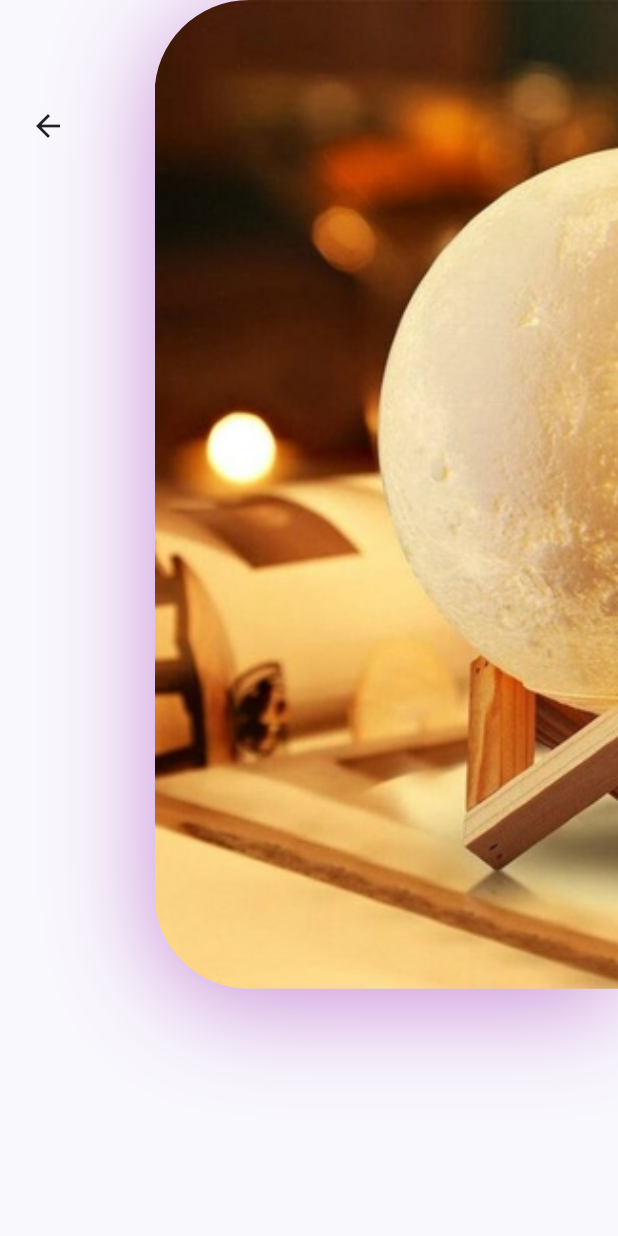
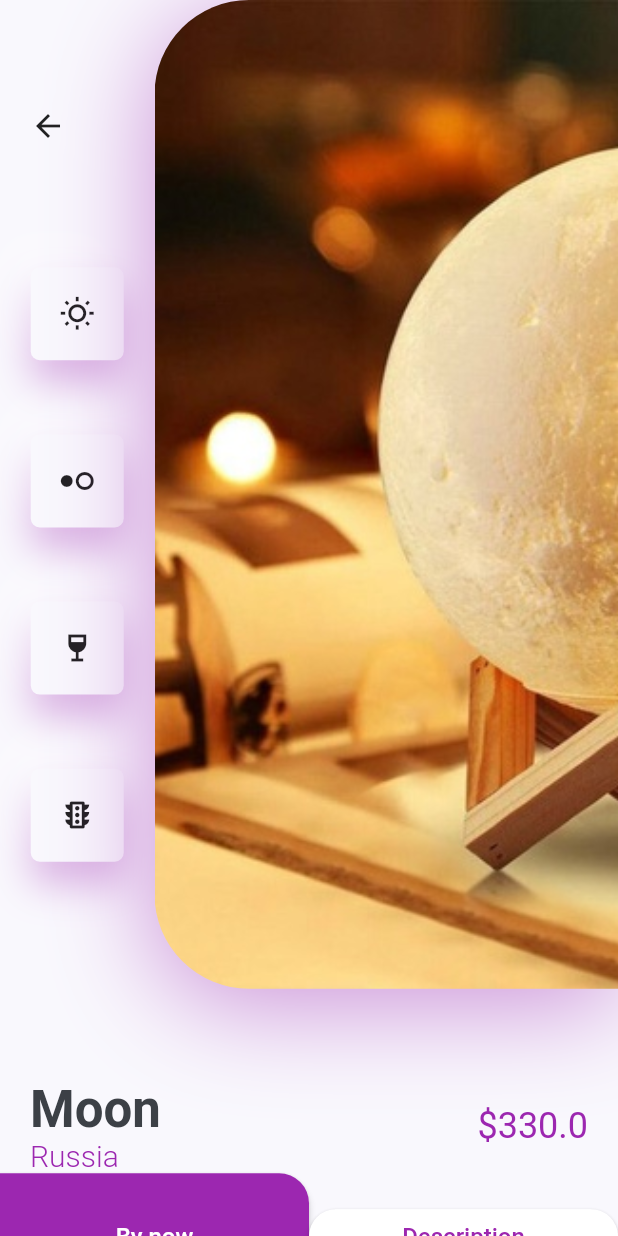
Before and after one commit to arrenaid/market_app, a Flutter app: the DetailsScreen screen opened directly, on a phone screen of 412 x 824 dp. Run offline on Flutter 3.47's test engine with Material 2 defaults, Android fonts, the phone set to English and light mode, and no system bars.

Commit message:
details screen

```diff
--- a/lib/screens/details/components/body.dart
+++ b/lib/screens/details/components/body.dart
@@ -1,6 +1,8 @@
 import 'package:flutter/cupertino.dart';
 import 'package:flutter/material.dart';
 import 'package:market_app/constants.dart';
+import 'image_and_icons.dart';
+import 'title_and_price.dart';
 
 class Body extends StatelessWidget {
   const Body({Key? key}) : super(key: key);
@@ -8,59 +10,55 @@ class Body extends StatelessWidget {
   @override
   Widget build(BuildContext context) {
     Size size = MediaQuery.of(context).size;
-    return Column(
-      children: [
-        SizedBox(
-          height: size.height * 0.8,
-          child: Row(
+    return SingleChildScrollView(
+      child: Column(
+        children: [
+          ImageAndIcons(size: size),
+          TitleAndPrice(
+            title: "Moon",
+            country: "Russia",
+            price: 330,
+          ),
+          Row(
             children: [
-              Expanded(
-                child: Padding(
-                  padding:
-                      const EdgeInsets.symmetric(vertical: kDefaultPadding * 3),
-                  child: Column(
-                    children: [
-                      Align(
-                        alignment: Alignment.topLeft,
-                        child: IconButton(
-                          padding:
-                              EdgeInsets.symmetric(horizontal: kDefaultPadding),
-                          icon: Icon(Icons.arrow_back),
-                          onPressed: () {
-                            Navigator.pop(context);
-                          },
+              SizedBox(
+                width: size.width/2,
+                height: 84,
+                child: ElevatedButton(
+                  onPressed: () {},
+                  child: Text("By now", style: TextStyle(
+                    color: Colors.white, fontSize: 16,
+                  ),),
+                  style: ElevatedButton.styleFrom(
+                    primary: kPrimaryColor,
+                    shape: RoundedRectangleBorder(
+                        borderRadius: BorderRadius.only(
+                            topRight: Radius.circular(20),
                         ),
-                      ),
-                      Spacer(),
-                    ],
+                    ),
                   ),
                 ),
               ),
-              Container(
-                height: size.height * 0.8,
-                width: size.width * 0.75,
-                decoration: BoxDecoration(
-                    borderRadius: BorderRadius.only(
-                      topLeft: Radius.circular(63),
-                      bottomLeft: Radius.circular(63),
+              Expanded(
+                child: ElevatedButton(
+                  onPressed: () {},
+                  child: Text("Description", style: TextStyle(
+                    color: kPrimaryColor, fontSize: 16,
+                  ),),
+                  style: ElevatedButton.styleFrom(
+                    primary: Colors.white,
+                    shape: RoundedRectangleBorder(
+                      borderRadius: BorderRadius.circular(20
+                      ),
                     ),
-                    boxShadow: [
-                      BoxShadow(
-                        offset: Offset(0, 10),
-                        blurRadius: 60,
-                        color: kPrimaryColor.withOpacity(0.50),
-                      ),
-                    ],
-                    image: DecorationImage(
-                      alignment: Alignment.centerLeft,
-                      fit: BoxFit.cover,
-                      image: AssetImage("assets/images/moon.jpg"),
-                    )),
+                  ),
+                ),
               )
             ],
           ),
-        ),
-      ],
+          //SizedBox(height: kDefaultPadding * 2),
+        ],
+      ),
     );
   }
 }
--- /dev/null
+++ b/lib/screens/details/components/icon_card.dart
@@ -0,0 +1,37 @@
+import 'package:flutter/material.dart';
+import 'package:market_app/constants.dart';
+class IconCard extends StatelessWidget {
+  const IconCard({
+    Key? key, required this.icon,
+  }) : super(key: key);
+
+  final Icon icon;
+
+  @override
+  Widget build(BuildContext context) {
+    Size size = MediaQuery.of(context).size;
+    return Container(
+      height: 62,
+      width: 62,
+      margin: EdgeInsets.symmetric(vertical: size.height * 0.03),
+      padding: EdgeInsets.all(kDefaultPadding /2 ),
+      decoration: BoxDecoration(
+          color: kBackgroundColor,
+          borderRadius: BorderRadius.circular(6),
+          boxShadow: [
+            BoxShadow(
+                offset: Offset(0,15),
+                blurRadius: 22,
+                color: kPrimaryColor.withOpacity(0.33)
+            ),
+            BoxShadow(
+                offset: Offset(-15,-15),
+                blurRadius: 20,
+                color: Colors.white.withOpacity(0.33)
+            ),
+          ]
+      ),
+      child: icon,
+    );
+  }
+}
--- /dev/null
+++ b/lib/screens/details/components/image_and_icons.dart
@@ -0,0 +1,74 @@
+import 'package:flutter/material.dart';
+import 'package:market_app/constants.dart';
+
+import 'icon_card.dart';
+
+class ImageAndIcons extends StatelessWidget {
+  const ImageAndIcons({
+    Key? key,
+    required this.size,
+  }) : super(key: key);
+
+  final Size size;
+
+  @override
+  Widget build(BuildContext context) {
+    return Padding(
+      padding: const EdgeInsets.only(bottom: kDefaultPadding * 3),
+      child: SizedBox(
+        height: size.height * 0.8,
+        child: Row(
+          children: [
+            Expanded(
+              child: Padding(
+                padding:
+                const EdgeInsets.symmetric(vertical: kDefaultPadding * 3),
+                child: Column(
+                  children: [
+                    Align(
+                      alignment: Alignment.topLeft,
+                      child: IconButton(
+                        padding:
+                        EdgeInsets.symmetric(horizontal: kDefaultPadding),
+                        icon: Icon(Icons.arrow_back),
+                        onPressed: () {
+                          Navigator.pop(context);
+                        },
+                      ),
+                    ),
+                    Spacer(),
+                    IconCard(icon: Icon(Icons.wb_sunny_outlined)),
+                    IconCard(icon: Icon(Icons.hdr_weak)),
+                    IconCard(icon: Icon(Icons.wine_bar)),
+                    IconCard(icon: Icon(Icons.traffic_outlined)),
+                  ],
+                ),
+              ),
+            ),
+            Container(
+              height: size.height * 0.8,
+              width: size.width * 0.75,
+              decoration: BoxDecoration(
+                  borderRadius: BorderRadius.only(
+                    topLeft: Radius.circular(63),
+                    bottomLeft: Radius.circular(63),
+                  ),
+                  boxShadow: [
+                    BoxShadow(
+                      offset: Offset(0, 10),
+                      blurRadius: 60,
+                      color: kPrimaryColor.withOpacity(0.50),
+                    ),
+                  ],
+                  image: DecorationImage(
+                    alignment: Alignment.centerLeft,
+                    fit: BoxFit.cover,
+                    image: AssetImage("assets/images/moon.jpg"),
+                  )),
+            )
+          ],
+        ),
+      ),
+    );
+  }
+}
--- /dev/null
+++ b/lib/screens/details/components/title_and_price.dart
@@ -0,0 +1,44 @@
+import 'package:flutter/material.dart';
+import 'package:market_app/constants.dart';
+
+
+class TitleAndPrice extends StatelessWidget {
+  const TitleAndPrice({
+    Key? key, required this.title, required this.country, required this.price,
+  }) : super(key: key);
+
+  final String title, country;
+  final double price;
+
+  @override
+  Widget build(BuildContext context) {
+    return Padding(
+      padding: const EdgeInsets.symmetric(horizontal: kDefaultPadding),
+      child: Row(
+        children: [
+          RichText(
+            text: TextSpan(
+              children: [
+                TextSpan(
+                  text: "$title\n",
+                  style: Theme.of(context).textTheme.headline4!.copyWith(
+                      color: kTextColor, fontWeight: FontWeight.bold),
+                ),
+                TextSpan(
+                  text: country,
+                  style: TextStyle(
+                      fontSize: 20,
+                      color: kPrimaryColor,
+                      fontWeight: FontWeight.w300),
+                ),
+              ],
+            ),
+          ),
+          Spacer(),
+          Text("\$$price",
+            style: Theme.of(context).textTheme.headline5!.copyWith(color: kPrimaryColor),)
+        ],
+      ),
+    );
+  }
+}
```
